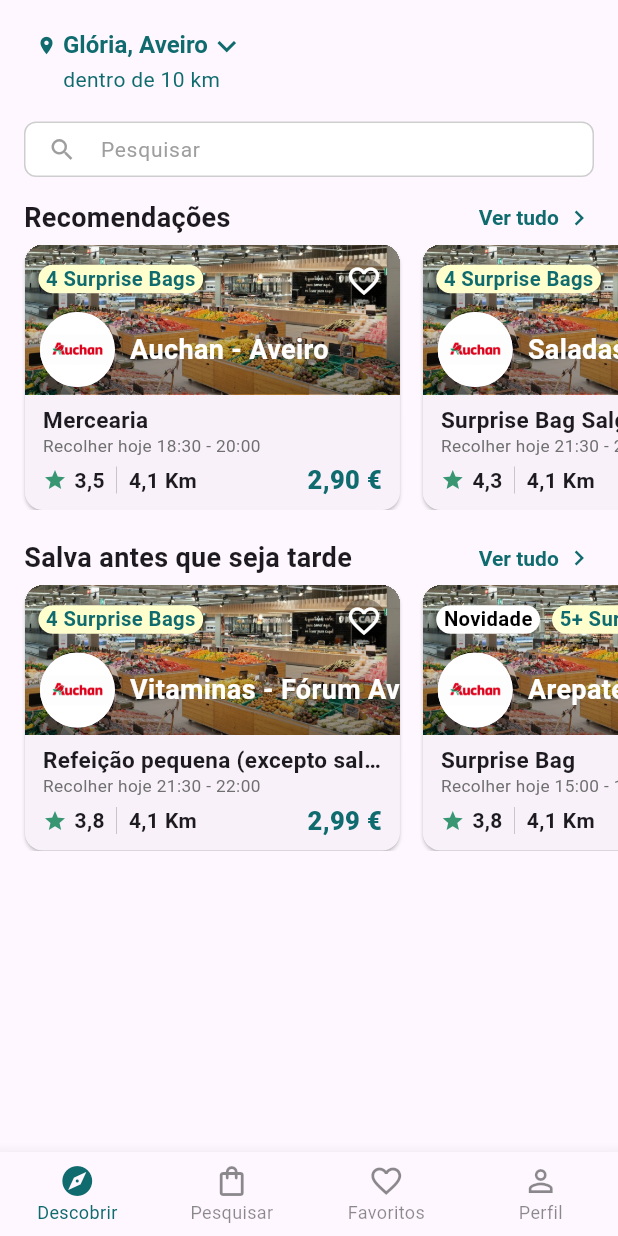
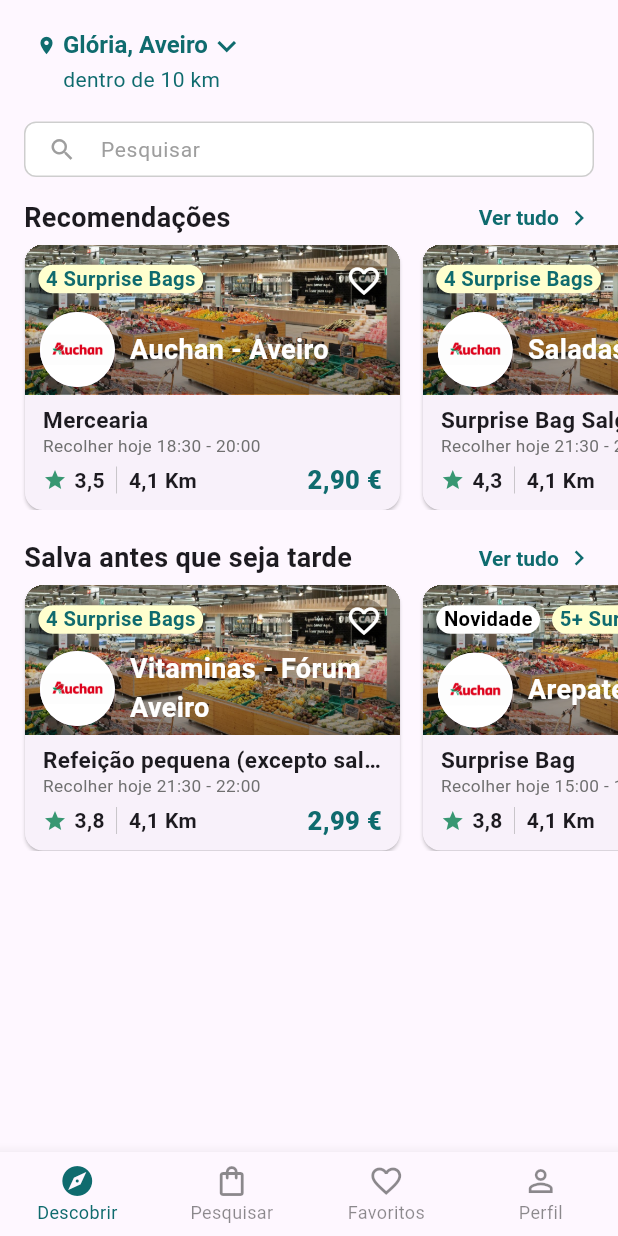
Before and after one commit to Migas77/homework_cm, a Flutter app: the screen it shows after launch, on a phone screen of 412 x 824 dp. Run offline on Flutter 3.47's test engine with Material 3 defaults, Android fonts, the phone set to English and light mode, and no system bars; our stand-ins replace animated_toggle_switch, geolocator, google_maps_flutter.

Commit message:
added text overflow

```diff
--- a/lib/data/stores.dart
+++ b/lib/data/stores.dart
@@ -163,7 +163,7 @@
 
   // Salva antes que seja tarde
   Store(
-      name: "Vitaminas - Fórum Aveiro",
+      name: "Vitaminas - Fórum Aveiro ",
       storeImagePath: "assets/images/AuchanAveiro.jpg",
       logoImagePath: "assets/images/AuchanLogo.jpg",
       openingRetrievalHours: "21:30",
--- a/lib/widgets/small_store_card.dart
+++ b/lib/widgets/small_store_card.dart
@@ -78,6 +78,7 @@
                   ),
                   Positioned(
                     left: 10,
+                    right: 0,
                     bottom: 5,
                     child: Row(
                       children: [
@@ -86,11 +87,18 @@
                           backgroundImage: AssetImage(store.logoImagePath),
                         ),
                         const SizedBox(width: 10),
-                        Text(store.name, style: const TextStyle(
-                          fontWeight: FontWeight.w700,
-                          fontSize: 18,
-                          color: Colors.white
-                        )),
+                        Expanded(
+                          child: Text(store.name,
+                            maxLines: 2,
+                            overflow: TextOverflow.ellipsis,
+                            softWrap: false,
+                            style: const TextStyle(
+                              fontWeight: FontWeight.w700,
+                              fontSize: 18,
+                              color: Colors.white
+                            )
+                          ),
+                        ),
                       ],
                     ),
                   ),
```
Also changed, not shown: lib/screens/store_screen.dart (+13 -5 lines), lib/widgets/big_store_card.dart (+13 -5 lines).
